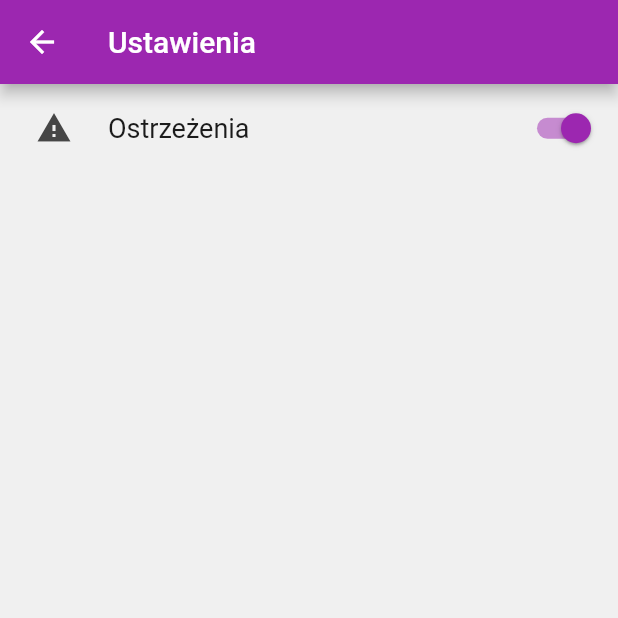
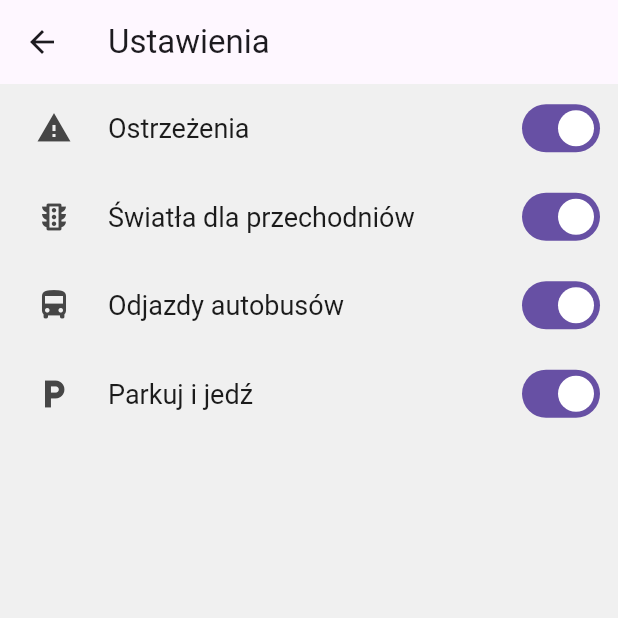
Before and after one commit to drzezga/nearly, a Flutter app: the SettingsPage screen opened directly, on a phone screen of 412 x 824 dp, the top half of it. Run offline on Flutter 3.47's test engine with Material 2 defaults, Android fonts, the phone set to English and light mode, and no system bars; drawn by our look-alikes of settings_ui; our stand-ins replace flutter_bloc.

Commit message:
Added more settings and created tag bloc file

```diff
--- /dev/null
+++ b/lib/bloc/settings_cubit.dart
@@ -0,0 +1,33 @@
+import 'package:flutter/material.dart';
+import 'package:flutter_bloc/flutter_bloc.dart';
+import 'package:hackathon/model/notification_schema_item.dart';
+
+const notificationSchema = {
+  'warnings': NotificationSchemaItem('Ostrzeżenia', Icons.warning, true),
+  'pedestrian_stop': NotificationSchemaItem('Światła dla przechodniów', Icons.traffic_outlined, true),
+  'bus_departures': NotificationSchemaItem('Odjazdy autobusów', Icons.directions_bus, false),
+  'park_and_go': NotificationSchemaItem('Parkuj i jedź', Icons.local_parking, false),
+  // 'warnings': NotificationSchemaItem('Ostrzeżenia', Icons.warning, true),
+};
+
+Map<String, bool> getStartingVal() {
+  Map<String, bool> outMap = {};
+
+  for (var schemaItem in notificationSchema.entries) {
+    outMap[schemaItem.key] = true;
+  }
+
+  return outMap;
+}
+
+class NotificationPreferencesCubit extends Cubit<Map<String, bool>> {
+  NotificationPreferencesCubit() : super(getStartingVal());
+
+  void toggleSetting(String key) {
+    var newState = state;
+    if (newState[key] != null) {
+      newState[key] = !newState[key]!;
+      emit(newState);
+    }
+  }
+}
--- /dev/null
+++ b/lib/model/tag.dart
@@ -0,0 +1,5 @@
+class Tag {
+  final String content;
+
+  const Tag(this.content);
+}
--- a/lib/ui/settings_page.dart
+++ b/lib/ui/settings_page.dart
@@ -1,4 +1,6 @@
 import 'package:flutter/material.dart';
+import 'package:flutter_bloc/flutter_bloc.dart';
+import 'package:hackathon/bloc/settings_cubit.dart';
 import 'package:settings_ui/settings_ui.dart';
 
 class SettingsPage extends StatefulWidget {
@@ -15,21 +17,24 @@ class _SettingsPageState extends State<SettingsPage> {
   Widget build(BuildContext context) {
     return Scaffold(
         appBar: AppBar(title: const Text('Ustawienia')),
-        body: SettingsList(
+        body: BlocBuilder<NotificationPreferencesCubit, Map<String, bool>>(builder: (context, state) {
+          return SettingsList(
             sections: [
               SettingsSection(tiles: [
-              SettingsTile.switchTile(
-                leading: const Icon(Icons.warning),
-                title: const Text('Ostrzeżenia'),
+                for (var entry in state.entries) SettingsTile.switchTile(
+                  leading: Icon(notificationSchema[entry.key]!.icon),
+                  title: Text(notificationSchema[entry.key]!.displayName),
                   onToggle: (value) {
-                  setState(() {
-                    warningsState = !warningsState;
-                  });
+                    context.read<NotificationPreferencesCubit>().toggleSetting(entry.key);
+                    // setState(() {
+                    //   warningsState = !warningsState;
+                    // });
                   },
-                initialValue: warningsState,
+                  initialValue: entry.value,
                 )
               ])
             ],
-        ));
+          );
+        }));
   }
 }
--- a/pubspec.yaml
+++ b/pubspec.yaml
@@ -32,7 +32,7 @@ dependencies:
   flutter:
     sdk: flutter
   settings_ui: ^2.0.2
-
+  flutter_bloc: ^8.1.1
 
   # The following adds the Cupertino Icons font to your application.
   # Use with the CupertinoIcons class for iOS style icons.
@@ -48,7 +48,6 @@ dev_dependencies:
   # package. See that file for information about deactivating specific lint
   # rules and activating additional ones.
   flutter_lints: ^2.0.0
-  flutter_bloc: ^8.1.1
 
 # For information on the generic Dart part of this file, see the
 # following page: https://dart.dev/tools/pub/pubspec
```
Also changed, not shown: lib/bloc/tag_bloc.dart (added, +11 -0 lines), lib/model/notification_schema_item.dart (added, +9 -0 lines), lib/ui/main.dart (+8 -2 lines), pubspec.lock. Lines whose indentation alone changed are shown as unchanged.
